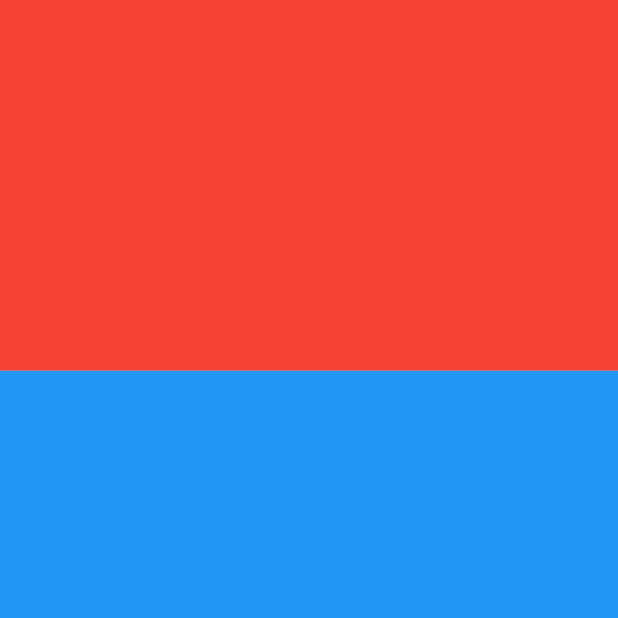
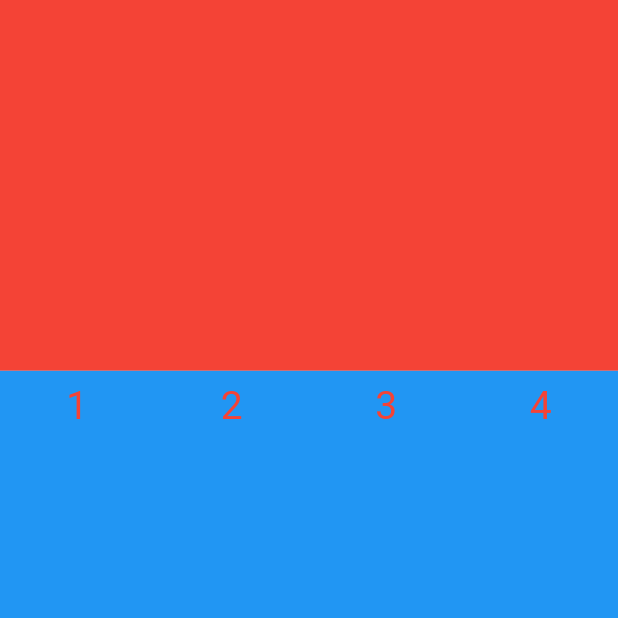
Before and after one commit to amirahmadadibi/7learnCalc, a Flutter app: the screen it shows after launch, on a phone screen of 412 x 824 dp, the top half of it. Run offline on Flutter 3.47's test engine with Material 2 defaults, Android fonts, the phone set to English and light mode, and no system bars.

Commit message:
S06 E02 crate basic layout for calculator

```diff
--- a/lib/main.dart
+++ b/lib/main.dart
@@ -23,8 +23,48 @@ class MyApp extends StatelessWidget {
               Expanded(
                 flex: 7,
                 child: Container(
-                  color: Colors.blue,
-                ),
+                    color: Colors.blue,
+                    child: Column(
+                      children: [
+                        Row(
+                          mainAxisAlignment: MainAxisAlignment.spaceAround,
+                          children: [
+                            Padding(
+                              padding: const EdgeInsets.all(8.0),
+                              child: Text(
+                                '1',
+                                style:
+                                    TextStyle(fontSize: 26, color: Colors.red),
+                              ),
+                            ),
+                            Padding(
+                              padding: const EdgeInsets.all(8.0),
+                              child: Text(
+                                '2',
+                                style:
+                                    TextStyle(fontSize: 26, color: Colors.red),
+                              ),
+                            ),
+                            Padding(
+                              padding: const EdgeInsets.all(8.0),
+                              child: Text(
+                                '3',
+                                style:
+                                    TextStyle(fontSize: 26, color: Colors.red),
+                              ),
+                            ),
+                            Padding(
+                              padding: const EdgeInsets.all(8.0),
+                              child: Text(
+                                '4',
+                                style:
+                                    TextStyle(fontSize: 26, color: Colors.red),
+                              ),
+                            ),
+                          ],
+                        ),
+                      ],
+                    )),
               )
             ],
           ),
```
